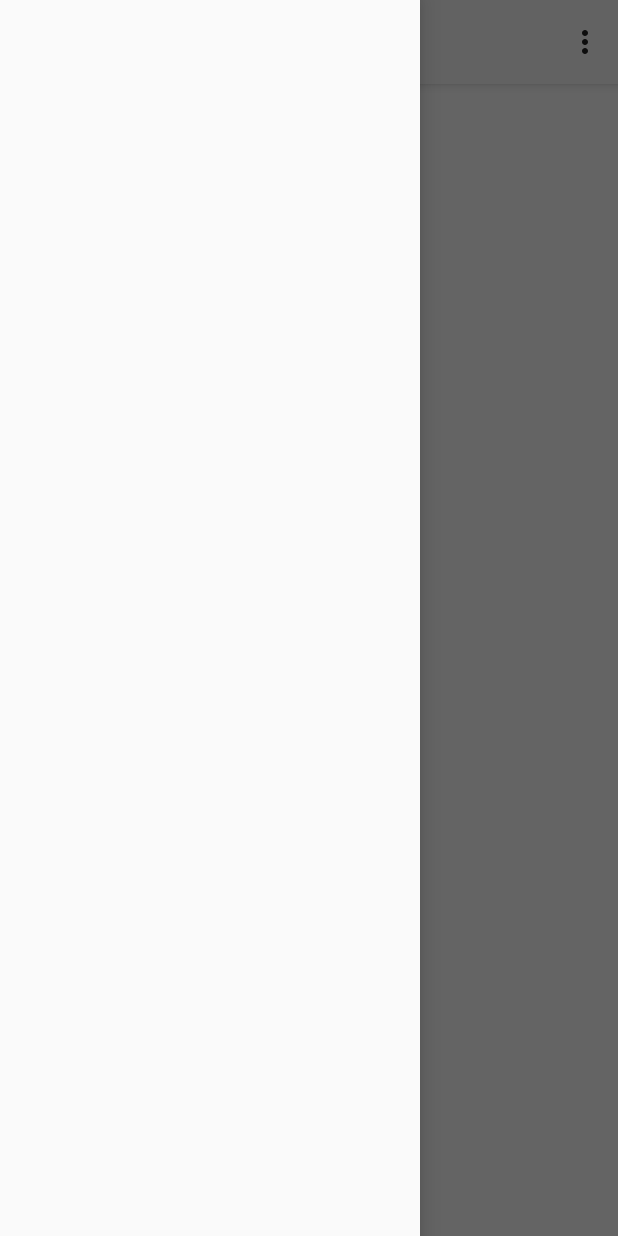
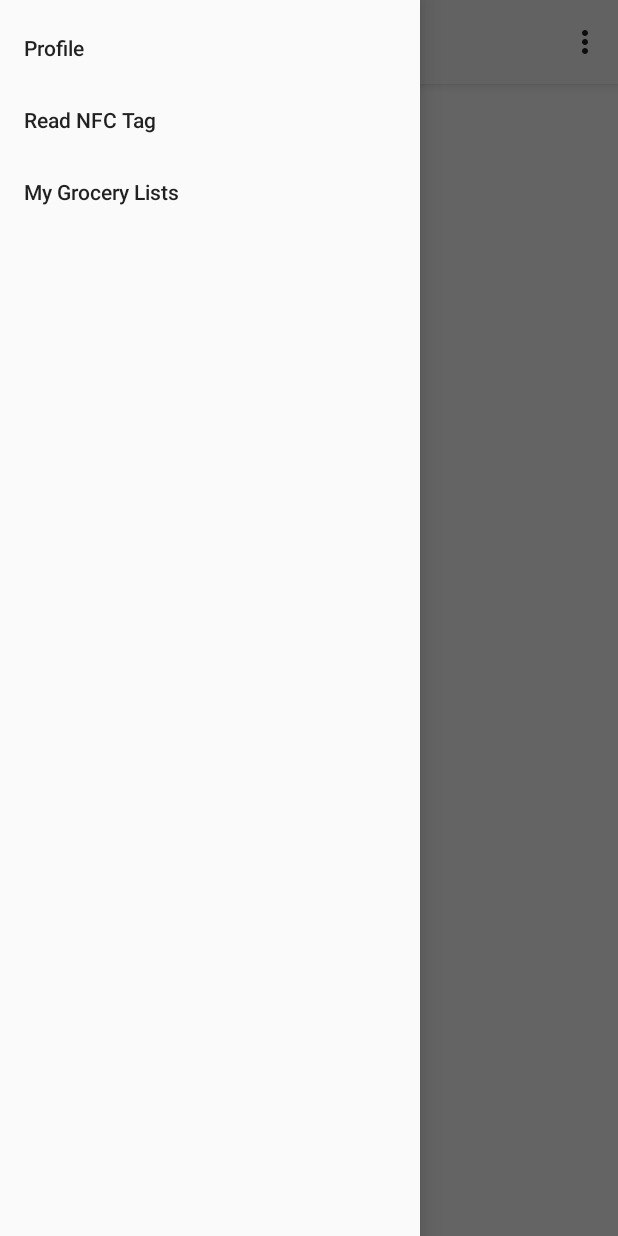
Before and after one commit to SupriyaGadigone/AndroidSYSC4907, an Android app: the screen it shows after launch (MainActivity), with the side drawer open, on a phone screen of 412 x 824 dp. Run offline under Robolectric (Android 15) with nearby library versions, the phone set to English and light mode, and no system bars.

Commit message:
add drawer menu items and menu on app pages

```diff
--- a/app/src/main/AndroidManifest.xml
+++ b/app/src/main/AndroidManifest.xml
@@ -36,7 +36,6 @@
         <activity android:name=".Customer.CustomerGroceryListPage"></activity>
         <activity android:name=".Customer.CustomerProfilePage"></activity>
         <activity android:name=".Customer.CustomerReadNfcData"></activity>
-        <activity android:name=".TestNavigation"></activity>
     </application>
 
 </manifest>
--- a/app/src/main/java/com/example/supriyagadigone/androidsysc4907/Customer/CustomerGroceryListPage.java
+++ b/app/src/main/java/com/example/supriyagadigone/androidsysc4907/Customer/CustomerGroceryListPage.java
@@ -3,13 +3,15 @@ package com.example.supriyagadigone.androidsysc4907.Customer;
 import android.os.Bundle;
 import android.support.v7.app.AppCompatActivity;
 
+import com.example.supriyagadigone.androidsysc4907.BaseActivity;
 import com.example.supriyagadigone.androidsysc4907.R;
 
-public class CustomerGroceryListPage extends AppCompatActivity {
+public class CustomerGroceryListPage extends BaseActivity {
 
     @Override
     protected void onCreate(Bundle savedInstanceState) {
         super.onCreate(savedInstanceState);
-        setContentView(R.layout.customer_grocery_list_page);
+        getLayoutInflater().inflate(R.layout.customer_grocery_list_page, frameLayout);
+        initToolbar();
     }
 }
--- a/app/src/main/java/com/example/supriyagadigone/androidsysc4907/Customer/CustomerReadNfc.java
+++ b/app/src/main/java/com/example/supriyagadigone/androidsysc4907/Customer/CustomerReadNfc.java
@@ -25,6 +25,7 @@ import android.widget.PopupWindow;
 import android.widget.TextView;
 import android.widget.Toast;
 
+import com.example.supriyagadigone.androidsysc4907.BaseActivity;
 import com.example.supriyagadigone.androidsysc4907.R;
 
 import java.io.IOException;
@@ -35,7 +36,7 @@ import java.io.UnsupportedEncodingException;
  * https://www.codexpedia.com/android/android-nfc-read-and-write-example/
  * https://code.tutsplus.com/tutorials/reading-nfc-tags-with-android--mobile-17278
  */
-public class CustomerReadNfc extends AppCompatActivity {
+public class CustomerReadNfc extends BaseActivity {
 
     private static final String TAG = "CustomerReadNfc";
     public static final String MIME_TEXT_PLAIN = "text/plain";
@@ -51,7 +52,8 @@ public class CustomerReadNfc extends AppCompatActivity {
     @Override
     protected void onCreate(Bundle savedInstanceState) {
         super.onCreate(savedInstanceState);
-        setContentView(R.layout.customer_read_nfc_page);
+        getLayoutInflater().inflate(R.layout.customer_read_nfc_page, frameLayout);
+        initToolbar();
 
         mContext = this;
         //TODO: change this to NFC status view
--- a/app/src/main/res/layout/customer_profile_page.xml
+++ b/app/src/main/res/layout/customer_profile_page.xml
@@ -8,6 +8,7 @@
         android:layout_width="wrap_content"
         android:layout_height="wrap_content"
         android:text="@string/my_profile"
+        android:paddingTop="20dp"
         />
 
 </android.support.constraint.ConstraintLayout>
--- a/app/src/main/res/layout/drawer_layout.xml
+++ b/app/src/main/res/layout/drawer_layout.xml
@@ -26,6 +26,7 @@
         android:layout_width="wrap_content"
         android:layout_height="match_parent"
         android:layout_gravity="start"
-        android:fitsSystemWindows="true" />
+        android:fitsSystemWindows="true"
+        app:menu="@menu/drawer_contents"/>
 
 </android.support.v4.widget.DrawerLayout>
--- /dev/null
+++ b/app/src/main/res/menu/drawer_contents.xml
@@ -0,0 +1,11 @@
+<?xml version="1.0" encoding="utf-8"?>
+<menu xmlns:android="http://schemas.android.com/apk/res/android">
+
+    <item android:id="@+id/profile"
+        android:title="Profile"/>
+    <item android:id="@+id/read_nfc"
+        android:title="Read NFC Tag"/>
+    <item android:id="@+id/grocery"
+        android:title="My Grocery Lists"/>
+
+</menu>
```
Also changed, not shown: app/src/main/java/com/example/supriyagadigone/androidsysc4907/BaseActivity.java (+18 -11 lines), app/src/main/java/com/example/supriyagadigone/androidsysc4907/Customer/CustomerProfilePage.java (+4 -3 lines), app/src/main/java/com/example/supriyagadigone/androidsysc4907/TestNavigation.java (deleted, +0 -18 lines).
